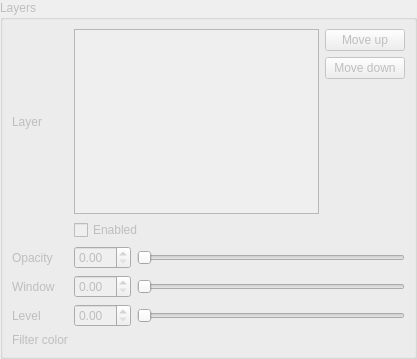
Old version of the form src/LayersWidget.ui in the repository ManiVaultStudio/ImageViewerPlugin.
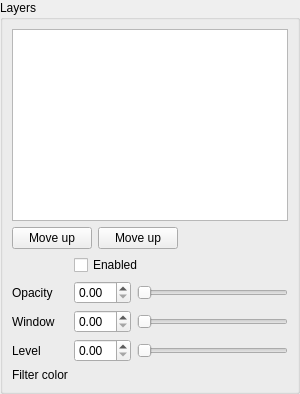
New version of the form.

Diff of the .ui file:
```diff
--- a/src/LayersWidget.ui
+++ b/src/LayersWidget.ui
@@ -2,12 +2,15 @@
 <ui version="4.0">
  <class>LayersWidget</class>
  <widget class="QWidget" name="LayersWidget">
+  <property name="enabled">
+   <bool>true</bool>
+  </property>
   <property name="geometry">
    <rect>
     <x>0</x>
     <y>0</y>
-    <width>417</width>
-    <height>359</height>
+    <width>300</width>
+    <height>390</height>
    </rect>
   </property>
   <property name="sizePolicy">
@@ -16,10 +19,19 @@
     <verstretch>0</verstretch>
    </sizepolicy>
   </property>
+  <property name="maximumSize">
+   <size>
+    <width>16777215</width>
+    <height>16777215</height>
+   </size>
+  </property>
   <property name="windowTitle">
    <string>Form</string>
   </property>
   <layout class="QGridLayout" name="gridLayout">
+   <property name="sizeConstraint">
+    <enum>QLayout::SetDefaultConstraint</enum>
+   </property>
    <property name="leftMargin">
     <number>0</number>
    </property>
@@ -32,85 +44,78 @@
    <property name="bottomMargin">
     <number>0</number>
    </property>
-   <property name="spacing">
-    <number>0</number>
-   </property>
    <item row="0" column="0">
     <widget class="QGroupBox" name="layersGroupBox">
      <property name="enabled">
-      <bool>false</bool>
+      <bool>true</bool>
+     </property>
+     <property name="sizePolicy">
+      <sizepolicy hsizetype="Fixed" vsizetype="Preferred">
+       <horstretch>0</horstretch>
+       <verstretch>0</verstretch>
+      </sizepolicy>
+     </property>
+     <property name="maximumSize">
+      <size>
+       <width>300</width>
+       <height>16777215</height>
+      </size>
      </property>
      <property name="title">
       <string>Layers</string>
      </property>
+     <property name="flat">
+      <bool>false</bool>
+     </property>
+     <property name="checkable">
+      <bool>false</bool>
+     </property>
      <layout class="QGridLayout" name="gridLayout_4">
+      <property name="sizeConstraint">
+       <enum>QLayout::SetDefaultConstraint</enum>
+      </property>
       <item row="4" column="0">
        <widget class="QLabel" name="layerLevelLabel">
+        <property name="enabled">
+         <bool>true</bool>
+        </property>
         <property name="text">
          <string>Level</string>
         </property>
        </widget>
       </item>
-      <item row="5" column="0">
-       <widget class="QLabel" name="layerFilterColorLabel">
-        <property name="text">
-         <string>Filter color</string>
-        </property>
-       </widget>
-      </item>
-      <item row="0" column="1" colspan="2">
-       <layout class="QHBoxLayout" name="layersHorizontalLayout">
-        <property name="topMargin">
-         <number>0</number>
-        </property>
+      <item row="3" column="1" colspan="2">
+       <layout class="QHBoxLayout" name="layerWindowHorizontalLayout">
         <item>
-         <widget class="QTreeView" name="layersTreeView"/>
+         <widget class="QDoubleSpinBox" name="layerWindowDoubleSpinBox">
+          <property name="enabled">
+           <bool>true</bool>
+          </property>
+         </widget>
         </item>
         <item>
-         <layout class="QVBoxLayout" name="layerPositionLayout">
-          <property name="leftMargin">
-           <number>0</number>
+         <widget class="QSlider" name="layerWindowHorizontalSlider">
+          <property name="enabled">
+           <bool>true</bool>
           </property>
-          <item>
-           <widget class="QPushButton" name="layerMoveDownPushButton">
-            <property name="text">
-             <string>Move up</string>
-            </property>
-           </widget>
-          </item>
-          <item>
-           <widget class="QPushButton" name="layerMoveUpPushButton">
-            <property name="text">
-             <string>Move down</string>
-            </property>
-           </widget>
-          </item>
-          <item>
-           <spacer name="layerPositionLayoutVerticalSpacer">
-            <property name="orientation">
-             <enum>Qt::Vertical</enum>
-            </property>
-            <property name="sizeHint" stdset="0">
-             <size>
-              <width>20</width>
-              <height>40</height>
-             </size>
-            </property>
-           </spacer>
-          </item>
-         </layout>
+          <property name="sizePolicy">
+           <sizepolicy hsizetype="MinimumExpanding" vsizetype="Fixed">
+            <horstretch>0</horstretch>
+            <verstretch>0</verstretch>
+           </sizepolicy>
+          </property>
+          <property name="orientation">
+           <enum>Qt::Horizontal</enum>
+          </property>
+         </widget>
         </item>
        </layout>
       </item>
-      <item row="2" column="0">
-       <widget class="QLabel" name="layerOpacityLabel">
-        <property name="text">
-         <string>Opacity</string>
-        </property>
-       </widget>
-      </item>
       <item row="1" column="1" colspan="2">
        <widget class="QCheckBox" name="layerEnabledCheckBox">
+        <property name="enabled">
+         <bool>true</bool>
+        </property>
         <property name="sizePolicy">
          <sizepolicy hsizetype="Minimum" vsizetype="Fixed">
           <horstretch>5</horstretch>
@@ -122,27 +127,36 @@
         </property>
        </widget>
       </item>
-      <item row="0" column="0">
-       <widget class="QLabel" name="label">
-        <property name="text">
-         <string>Layer</string>
-        </property>
-       </widget>
-      </item>
       <item row="3" column="0">
        <widget class="QLabel" name="layerWindowLabel">
+        <property name="enabled">
+         <bool>true</bool>
+        </property>
         <property name="text">
          <string>Window</string>
         </property>
        </widget>
       </item>
-      <item row="3" column="1" colspan="2">
-       <layout class="QHBoxLayout" name="layerWindowHorizontalLayout">
+      <item row="4" column="1" colspan="2">
+       <layout class="QHBoxLayout" name="layerLevelHorizontalLayout">
         <item>
-         <widget class="QDoubleSpinBox" name="layerWindowDoubleSpinBox"/>
+         <widget class="QDoubleSpinBox" name="layerLevelDoubleSpinBox">
+          <property name="enabled">
+           <bool>true</bool>
+          </property>
+         </widget>
         </item>
         <item>
-         <widget class="QSlider" name="layerWindowHorizontalSlider">
+         <widget class="QSlider" name="layerLevelHorizontalSlider">
+          <property name="enabled">
+           <bool>true</bool>
+          </property>
+          <property name="sizePolicy">
+           <sizepolicy hsizetype="MinimumExpanding" vsizetype="Fixed">
+            <horstretch>0</horstretch>
+            <verstretch>0</verstretch>
+           </sizepolicy>
+          </property>
           <property name="orientation">
            <enum>Qt::Horizontal</enum>
           </property>
@@ -150,40 +164,158 @@
         </item>
        </layout>
       </item>
+      <item row="2" column="0">
+       <widget class="QLabel" name="layerOpacityLabel">
+        <property name="enabled">
+         <bool>true</bool>
+        </property>
+        <property name="text">
+         <string>Opacity</string>
+        </property>
+       </widget>
+      </item>
+      <item row="5" column="0">
+       <widget class="QLabel" name="layerFilterColorLabel">
+        <property name="enabled">
+         <bool>true</bool>
+        </property>
+        <property name="text">
+         <string>Filter color</string>
+        </property>
+       </widget>
+      </item>
       <item row="2" column="1" colspan="2">
        <layout class="QHBoxLayout" name="layerOpacityHorizontalLayout">
         <property name="leftMargin">
          <number>0</number>
         </property>
         <item>
-         <widget class="QDoubleSpinBox" name="layerOpacityDoubleSpinBox"/>
+         <widget class="QDoubleSpinBox" name="layerOpacityDoubleSpinBox">
+          <property name="enabled">
+           <bool>true</bool>
+          </property>
+         </widget>
         </item>
         <item>
          <widget class="QSlider" name="layerOpacityHorizontalSlider">
+          <property name="enabled">
+           <bool>true</bool>
+          </property>
+          <property name="sizePolicy">
+           <sizepolicy hsizetype="MinimumExpanding" vsizetype="Fixed">
+            <horstretch>0</horstretch>
+            <verstretch>0</verstretch>
+           </sizepolicy>
+          </property>
+          <property name="orientation">
+           <enum>Qt::Horizontal</enum>
+          </property>
+         </widget>
+        </item>
+       </layout>
+      </item>
+      <item row="0" column="0" colspan="3">
+       <layout class="QVBoxLayout" name="verticalLayout">
+        <property name="sizeConstraint">
+         <enum>QLayout::SetDefaultConstraint</enum>
+        </property>
+        <property name="topMargin">
+         <number>0</number>
+        </property>
+        <item>
+         <widget class="QTreeView" name="layersTreeView">
+          <property name="enabled">
+           <bool>true</bool>
+          </property>
           <property name="sizePolicy">
            <sizepolicy hsizetype="Expanding" vsizetype="Fixed">
-            <horstretch>1</horstretch>
+            <horstretch>0</horstretch>
             <verstretch>0</verstretch>
            </sizepolicy>
           </property>
-          <property name="orientation">
-           <enum>Qt::Horizontal</enum>
+          <property name="minimumSize">
+           <size>
+            <width>0</width>
+            <height>0</height>
+           </size>
           </property>
+          <property name="maximumSize">
+           <size>
+            <width>16777215</width>
+            <height>16777215</height>
+           </size>
+          </property>
+          <property name="frameShape">
+           <enum>QFrame::StyledPanel</enum>
+          </property>
+          <property name="frameShadow">
+           <enum>QFrame::Sunken</enum>
+          </property>
+          <property name="lineWidth">
+           <number>1</number>
+          </property>
+          <property name="midLineWidth">
+           <number>0</number>
+          </property>
+          <property name="editTriggers">
+           <set>QAbstractItemView::NoEditTriggers</set>
+          </property>
+          <property name="showDropIndicator" stdset="0">
+           <bool>false</bool>
+          </property>
+          <property name="rootIsDecorated">
+           <bool>false</bool>
+          </property>
+          <property name="itemsExpandable">
+           <bool>false</bool>
+          </property>
+          <property name="expandsOnDoubleClick">
+           <bool>false</bool>
+          </property>
          </widget>
         </item>
-       </layout>
-      </item>
-      <item row="4" column="1" colspan="2">
-       <layout class="QHBoxLayout" name="layerLevelHorizontalLayout">
         <item>
-         <widget class="QDoubleSpinBox" name="layerLevelDoubleSpinBox"/>
-        </item>
-        <item>
-         <widget class="QSlider" name="layerLevelHorizontalSlider">
-          <property name="orientation">
-           <enum>Qt::Horizontal</enum>
+         <layout class="QHBoxLayout" name="horizontalLayout">
+          <property name="leftMargin">
+           <number>0</number>
           </property>
-         </widget>
+          <item>
+           <widget class="QPushButton" name="layerMoveUpPushButton">
+            <property name="enabled">
+             <bool>true</bool>
+            </property>
+            <property name="text">
+             <string>Move up</string>
+            </property>
+           </widget>
+          </item>
+          <item>
+           <widget class="QPushButton" name="layerMoveDownPushButton">
+            <property name="enabled">
+             <bool>true</bool>
+            </property>
+            <property name="text">
+             <string>Move up</string>
+            </property>
+           </widget>
+          </item>
+          <item>
+           <spacer name="layerPositionLayoutHorizontalSpacer">
+            <property name="enabled">
+             <bool>true</bool>
+            </property>
+            <property name="orientation">
+             <enum>Qt::Horizontal</enum>
+            </property>
+            <property name="sizeHint" stdset="0">
+             <size>
+              <width>40</width>
+              <height>20</height>
+             </size>
+            </property>
+           </spacer>
+          </item>
+         </layout>
         </item>
        </layout>
       </item>
```
